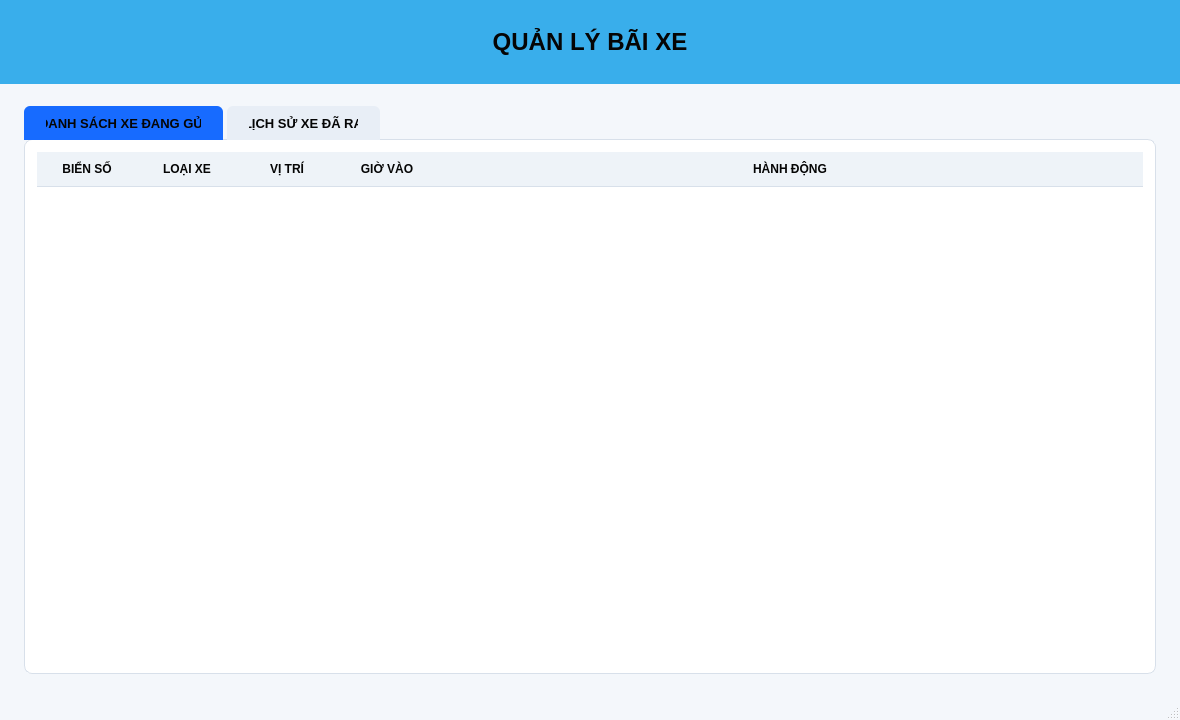
hiennguyen2501/project_HeThongQuanLyBaiXeThongMinh, file QLBaiDoXeThongMinh/giaodien/designer/quan_ly_bai_xe.ui: the form before one commit.
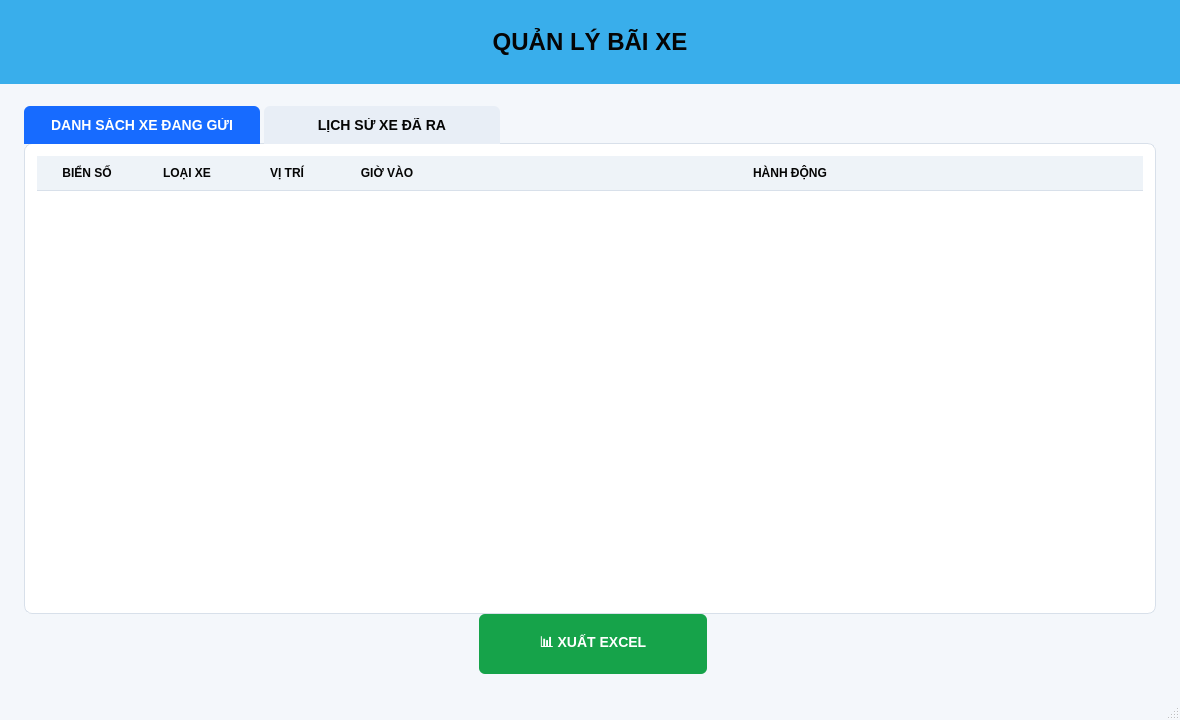
The form after the commit.

Commit message: Fix UI bugs, implement license plate validation, checkout list suggestions, print ticket, and Excel export features

```diff
--- a/QLBaiDoXeThongMinh/giaodien/designer/quan_ly_bai_xe.ui
+++ b/QLBaiDoXeThongMinh/giaodien/designer/quan_ly_bai_xe.ui
@@ -44,16 +44,17 @@
 QTabBar::tab {
     background: #E8EEF6;
     color: #050505;
-    padding: 10px 22px;
+    padding: 12px 28px;
     border-top-left-radius: 6px;
     border-top-right-radius: 6px;
     margin-right: 4px;
-    font-size: 13px;
+    font-size: 14px;
     font-weight: 800;
+    min-width: 180px;
 }
 QTabBar::tab:selected {
     background: #176BFF;
-    color: #050505;
+    color: #FFFFFF;
 }
 QTableWidget {
     background: #FFFFFF;
@@ -69,6 +70,20 @@
     border: none;
     border-bottom: 1px solid #D8E0EA;
     font-weight: 800;
+}
+QPushButton#btn_xuat_excel {
+    background: #16A34A;
+    color: #FFFFFF;
+    border: none;
+    border-radius: 6px;
+    padding: 10px 24px;
+    font-size: 14px;
+    font-weight: 700;
+    min-height: 40px;
+    max-width: 180px;
+}
+QPushButton#btn_xuat_excel:hover {
+    background: #12833D;
 }</string>
   </property>
   <widget class="QWidget" name="centralwidget">
@@ -256,6 +271,27 @@
         </widget>
        </widget>
       </item>
+      <item>
+       <layout class="QHBoxLayout" name="bottomLayout">
+        <item>
+         <spacer name="bottomSpacer">
+          <property name="orientation">
+           <enum>Qt::Horizontal</enum>
+          </property>
+         </spacer>
+        </item>
+        <item>
+         <widget class="QPushButton" name="btn_xuat_excel">
+          <property name="text">
+           <string>📊 XUẤT EXCEL</string>
+          </property>
+          <property name="cursor">
+           <cursorShape>PointingHandCursor</cursorShape>
+          </property>
+         </widget>
+        </item>
+       </layout>
+      </item>
      </layout>
     </item>
    </layout>
```
The commit also changes 10 other files.
